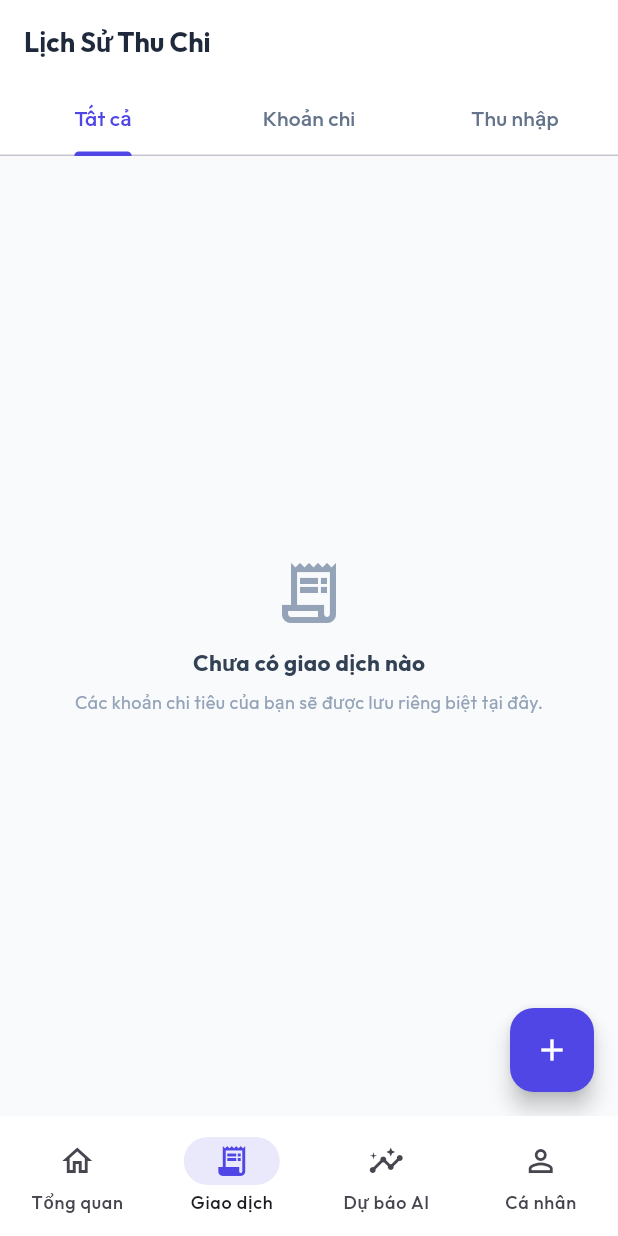
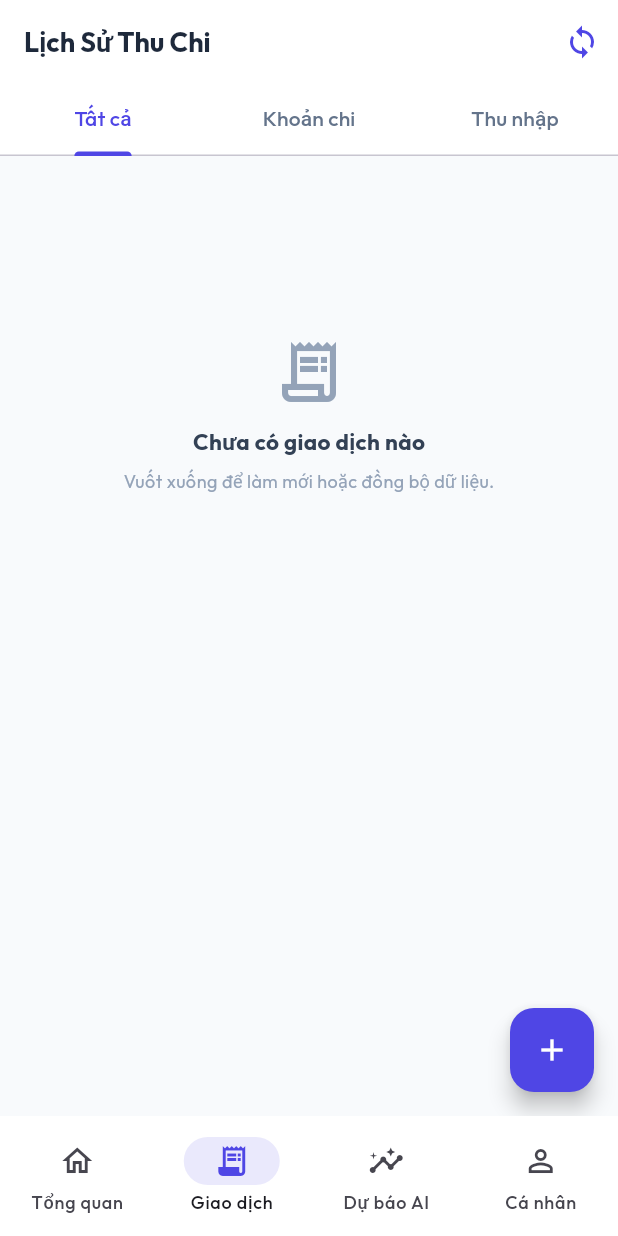
Before and after one commit to vietdo9/DACN2-AiFinance, a Flutter app: the MainNavigationScreen screen opened directly, after a tap on "Xem tất cả", on a phone screen of 412 x 824 dp. Run offline on Flutter 3.47's test engine with Material 3 defaults, Android fonts, the phone set to English and light mode, and no system bars; our stand-ins replace fl_chart, google_fonts, image_picker, shared_preferences; missing offline and left inert: notification_listener_service; accounts and stored records are empty; network calls fail.

Commit message:
fix: real-time data sync across all screens, resilient HTTP timeouts, and robust category edit

```diff
--- a/finwise_mobile/lib/screens/dashboard_screen.dart
+++ b/finwise_mobile/lib/screens/dashboard_screen.dart
@@ -14,7 +14,7 @@ class DashboardScreen extends StatefulWidget {
   State<DashboardScreen> createState() => _DashboardScreenState();
 }
 
-class _DashboardScreenState extends State<DashboardScreen> {
+class _DashboardScreenState extends State<DashboardScreen> with WidgetsBindingObserver {
   final currencyFormat = NumberFormat.currency(locale: 'vi_VN', symbol: 'đ');
   bool _isLoading = true;
   Map<String, dynamic> _summary = {};
@@ -23,30 +23,49 @@ class _DashboardScreenState extends State<DashboardScreen> {
   @override
   void initState() {
     super.initState();
-    _loadData();
+    WidgetsBinding.instance.addObserver(this);
+    _loadData(showLoading: true);
     NotificationSyncService().checkPermission();
-    NotificationSyncService().lastCapturedMessage.addListener(_onCapturedTransaction);
+    NotificationSyncService().dataRefreshTrigger.addListener(_onAutoRefresh);
+    NotificationSyncService().lastCapturedMessage.addListener(_onAutoRefresh);
   }
 
   @override
   void dispose() {
-    NotificationSyncService().lastCapturedMessage.removeListener(_onCapturedTransaction);
+    WidgetsBinding.instance.removeObserver(this);
+    NotificationSyncService().dataRefreshTrigger.removeListener(_onAutoRefresh);
+    NotificationSyncService().lastCapturedMessage.removeListener(_onAutoRefresh);
     super.dispose();
   }
 
-  void _onCapturedTransaction() {
-    if (mounted) {
-      _loadData();
+  @override
+  void didChangeAppLifecycleState(AppLifecycleState state) {
+    if (state == AppLifecycleState.resumed) {
+      _loadData(showLoading: false);
     }
   }
 
-  Future<void> _loadData() async {
-    setState(() => _isLoading = true);
-    final summary = await ApiService().getSummary();
-    final txs = await ApiService().getTransactions();
+  void _onAutoRefresh() {
+    if (mounted) {
+      _loadData(showLoading: false);
+    }
+  }
+
+  Future<void> _loadData({bool showLoading = false}) async {
+    if (showLoading && _summary.isEmpty) {
+      setState(() => _isLoading = true);
+    }
+    final results = await Future.wait([
+      ApiService().getSummary(),
+      ApiService().getTransactions(),
+    ]);
     if (mounted) {
       setState(() {
-        _summary = summary;
+        final summaryData = results[0] as Map<String, dynamic>;
+        if (summaryData.isNotEmpty) {
+          _summary = summaryData;
+        }
+        final txs = results[1] as List<TransactionModel>;
         _recentTransactions = txs.take(5).toList();
         _isLoading = false;
       });
@@ -93,14 +112,16 @@ class _DashboardScreenState extends State<DashboardScreen> {
         ),
         actions: [
           IconButton(
-            icon: const Icon(Icons.refresh, color: Color(0xFF64748B)),
-            onPressed: _loadData,
+            icon: const Icon(Icons.sync, color: Color(0xFF4F46E5)),
+            tooltip: 'Đồng bộ ngay',
+            onPressed: () => _loadData(showLoading: false),
           ),
         ],
       ),
       body: RefreshIndicator(
-        onRefresh: _loadData,
+        onRefresh: () => _loadData(showLoading: false),
         child: SingleChildScrollView(
+          physics: const AlwaysScrollableScrollPhysics(),
           padding: const EdgeInsets.all(16),
           child: Column(
             crossAxisAlignment: CrossAxisAlignment.start,
@@ -155,7 +176,8 @@ class _DashboardScreenState extends State<DashboardScreen> {
             MaterialPageRoute(builder: (context) => const AddTransactionScreen()),
           );
           if (result == true) {
-            _loadData();
+            NotificationSyncService().dataRefreshTrigger.value++;
+            _loadData(showLoading: false);
           }
         },
       ),
--- a/finwise_mobile/lib/screens/transactions_screen.dart
+++ b/finwise_mobile/lib/screens/transactions_screen.dart
@@ -3,6 +3,7 @@ import 'package:intl/intl.dart';
 import '../models/transaction_model.dart';
 import '../models/category_model.dart';
 import '../services/api_service.dart';
+import '../services/notification_sync_service.dart';
 import 'add_transaction_screen.dart';
 
 class TransactionsScreen extends StatefulWidget {
@@ -12,7 +13,8 @@ class TransactionsScreen extends StatefulWidget {
   State<TransactionsScreen> createState() => _TransactionsScreenState();
 }
 
-class _TransactionsScreenState extends State<TransactionsScreen> with SingleTickerProviderStateMixin {
+class _TransactionsScreenState extends State<TransactionsScreen>
+    with SingleTickerProviderStateMixin, WidgetsBindingObserver {
   final currencyFormat = NumberFormat.currency(locale: 'vi_VN', symbol: 'đ');
   late TabController _tabController;
   List<TransactionModel> _allTransactions = [];
@@ -22,12 +24,35 @@ class _TransactionsScreenState extends State<TransactionsScreen> with SingleTick
   @override
   void initState() {
     super.initState();
+    WidgetsBinding.instance.addObserver(this);
     _tabController = TabController(length: 3, vsync: this);
+    NotificationSyncService().dataRefreshTrigger.addListener(_onAutoRefresh);
     _loadData();
   }
 
-  Future<void> _loadData() async {
-    setState(() => _isLoading = true);
+  @override
+  void dispose() {
+    WidgetsBinding.instance.removeObserver(this);
+    NotificationSyncService().dataRefreshTrigger.removeListener(_onAutoRefresh);
+    _tabController.dispose();
+    super.dispose();
+  }
+
+  @override
+  void didChangeAppLifecycleState(AppLifecycleState state) {
+    if (state == AppLifecycleState.resumed) {
+      _loadData(showLoading: false);
+    }
+  }
+
+  void _onAutoRefresh() {
+    if (mounted) {
+      _loadData(showLoading: false);
+    }
+  }
+
+  Future<void> _loadData({bool showLoading = true}) async {
+    if (showLoading) setState(() => _isLoading = true);
     final results = await Future.wait([
       ApiService().getTransactions(),
       ApiService().getCategories(),
@@ -350,14 +375,16 @@ class _TransactionsScreenState extends State<TransactionsScreen> with SingleTick
 
                                 if (confirm == true) {
                                   setModalState(() => isSaving = true);
+                                  final nav = Navigator.of(ctx);
                                   final scaffoldMessenger = ScaffoldMessenger.of(context);
                                   final success = await ApiService().deleteTransaction(tx.id);
+                                  nav.pop();
                                   if (mounted) {
-                                    Navigator.pop(ctx);
                                     if (success) {
                                       scaffoldMessenger.showSnackBar(
                                         const SnackBar(content: Text('Đã xóa giao dịch thành công!')),
                                       );
+                                      NotificationSyncService().dataRefreshTrigger.value++;
                                       _loadData();
                                     }
                                   }
@@ -386,17 +413,22 @@ class _TransactionsScreenState extends State<TransactionsScreen> with SingleTick
                                   }
 
                                   setModalState(() => isSaving = true);
+                                  final nav = Navigator.of(ctx);
                                   final scaffoldMessenger = ScaffoldMessenger.of(context);
+
+                                  const knownExpenseCodes = {
+                                    'AN_UONG', 'DI_LAI', 'MUA_SAM', 'HOA_DON', 'NHA_O',
+                                    'GIAI_TRI', 'SUC_KHOE', 'HOC_TAP', 'TIET_KIEM_DAU_TU'
+                                  };
+                                  const knownIncomeCodes = {'THU_NHAP', 'TIEN_CHUYEN_DEN', 'THU_KHAC'};
 
                                   String finalCatCode = editCategoryCode;
                                   if (editType == 'income') {
-                                    final isIncomeCat = _categories.any((c) => c.code == finalCatCode && c.type == 'income');
-                                    if (!isIncomeCat) {
+                                    if (!knownIncomeCodes.contains(finalCatCode)) {
                                       finalCatCode = 'THU_NHAP';
                                     }
                                   } else {
-                                    final isExpenseCat = _categories.any((c) => c.code == finalCatCode && c.type == 'expense');
-                                    if (!isExpenseCat) {
+                                    if (!knownExpenseCodes.contains(finalCatCode)) {
                                       finalCatCode = 'AN_UONG';
                                     }
                                   }
@@ -410,8 +442,8 @@ class _TransactionsScreenState extends State<TransactionsScreen> with SingleTick
                                     transactionDate: DateFormat('yyyy-MM-dd').format(editDate),
                                   );
 
+                                  nav.pop();
                                   if (mounted) {
-                                    Navigator.pop(ctx);
                                     if (success) {
                                       scaffoldMessenger.showSnackBar(
                                         const SnackBar(
@@ -419,6 +451,7 @@ class _TransactionsScreenState extends State<TransactionsScreen> with SingleTick
                                           content: Text('✨ Đã cập nhật giao dịch & lưu thói quen cá nhân!'),
                                         ),
                                       );
+                                      NotificationSyncService().dataRefreshTrigger.value++;
                                       _loadData();
                                     } else {
                                       scaffoldMessenger.showSnackBar(
@@ -451,6 +484,13 @@ class _TransactionsScreenState extends State<TransactionsScreen> with SingleTick
         title: const Text('Lịch Sử Thu Chi', style: TextStyle(fontWeight: FontWeight.bold, fontSize: 18, color: Color(0xFF1E293B))),
         backgroundColor: Colors.white,
         elevation: 0,
+        actions: [
+          IconButton(
+            icon: const Icon(Icons.sync, color: Color(0xFF4F46E5)),
+            tooltip: 'Đồng bộ ngay',
+            onPressed: () => _loadData(showLoading: false),
+          ),
+        ],
         bottom: TabBar(
           controller: _tabController,
           labelColor: const Color(0xFF4F46E5),
@@ -481,7 +521,10 @@ class _TransactionsScreenState extends State<TransactionsScreen> with SingleTick
             context,
             MaterialPageRoute(builder: (context) => const AddTransactionScreen()),
           );
-          if (res == true) _loadData();
+          if (res == true) {
+            NotificationSyncService().dataRefreshTrigger.value++;
+            _loadData();
+          }
         },
       ),
     );
@@ -489,7 +532,13 @@ class _TransactionsScreenState extends State<TransactionsScreen> with SingleTick
 
   Widget _buildList(List<TransactionModel> items) {
     if (items.isEmpty) {
-      return const Center(
+      return RefreshIndicator(
+        onRefresh: () => _loadData(showLoading: false),
+        child: ListView(
+          physics: const AlwaysScrollableScrollPhysics(),
+          children: const [
+            SizedBox(height: 120),
+            Center(
               child: Column(
                 mainAxisAlignment: MainAxisAlignment.center,
                 children: [
@@ -501,15 +550,21 @@ class _TransactionsScreenState extends State<TransactionsScreen> with SingleTick
                   ),
                   SizedBox(height: 6),
                   Text(
-              'Các khoản chi tiêu của bạn sẽ được lưu riêng biệt tại đây.',
+                    'Vuốt xuống để làm mới hoặc đồng bộ dữ liệu.',
                     style: TextStyle(fontSize: 12, color: Color(0xFF94A3B8)),
+                  ),
+                ],
+              ),
             ),
           ],
         ),
       );
     }
 
-    return ListView.builder(
+    return RefreshIndicator(
+      onRefresh: () => _loadData(showLoading: false),
+      child: ListView.builder(
+        physics: const AlwaysScrollableScrollPhysics(),
         padding: const EdgeInsets.all(16),
         itemCount: items.length,
       itemBuilder: (context, index) {
@@ -589,6 +644,7 @@ class _TransactionsScreenState extends State<TransactionsScreen> with SingleTick
           ),
         );
       },
+    ),
   );
 }
 }
--- a/finwise_mobile/lib/services/api_service.dart
+++ b/finwise_mobile/lib/services/api_service.dart
@@ -203,13 +203,15 @@ class ApiService {
     try {
       final response = await http
           .get(Uri.parse('$baseUrl/api/analytics/summary'), headers: _headers)
-          .timeout(const Duration(seconds: 4));
+          .timeout(const Duration(seconds: 15));
 
       if (response.statusCode == 200) {
         final res = jsonDecode(response.body);
         return res['data'] ?? {};
       }
-    } catch (_) {}
+    } catch (e) {
+      debugPrint('[ApiService] getSummary error: $e');
+    }
 
     // Giá trị ban đầu sạch sẽ cho tài khoản mới (không dùng số liệu giả)
     return {
@@ -225,14 +227,16 @@ class ApiService {
     try {
       final response = await http
           .get(Uri.parse('$baseUrl/api/transactions/categories'))
-          .timeout(const Duration(seconds: 4));
+          .timeout(const Duration(seconds: 15));
 
       if (response.statusCode == 200) {
         final res = jsonDecode(response.body);
         final list = res['data'] as List? ?? [];
         return list.map((e) => CategoryModel.fromJson(e)).toList();
       }
-    } catch (_) {}
+    } catch (e) {
+      debugPrint('[ApiService] getCategories error: $e');
+    }
 
     return [
       CategoryModel(code: 'AN_UONG', name: 'Ăn uống & Cà phê', type: 'expense', icon: 'restaurant', color: const Color(0xFFF59E0B)),
@@ -255,14 +259,16 @@ class ApiService {
     try {
       final response = await http
           .get(Uri.parse('$baseUrl/api/transactions'), headers: _headers)
-          .timeout(const Duration(seconds: 4));
+          .timeout(const Duration(seconds: 15));
 
       if (response.statusCode == 200) {
         final res = jsonDecode(response.body);
         final list = res['data'] as List? ?? [];
         return list.map((e) => TransactionModel.fromJson(e)).toList();
       }
-    } catch (_) {}
+    } catch (e) {
+      debugPrint('[ApiService] getTransactions error: $e');
+    }
 
     return [];
   }
@@ -274,13 +280,15 @@ class ApiService {
         Uri.parse('$baseUrl/api/ai/classify'),
         headers: _headers,
         body: jsonEncode({'text': note}),
-      ).timeout(const Duration(seconds: 5));
+      ).timeout(const Duration(seconds: 15));
 
       if (response.statusCode == 200) {
         final res = jsonDecode(response.body);
         return res['data'];
       }
-    } catch (_) {}
+    } catch (e) {
+      debugPrint('[ApiService] classifyWithAi error: $e');
+    }
     return null;
   }
 
@@ -301,10 +309,11 @@ class ApiService {
           'type': type,
           ...? (categoryCode != null ? {'category_code': categoryCode} : null),
         }),
-      ).timeout(const Duration(seconds: 5));
+      ).timeout(const Duration(seconds: 15));
 
       return response.statusCode == 200 || response.statusCode == 201;
-    } catch (_) {
+    } catch (e) {
+      debugPrint('[ApiService] createTransaction error: $e');
       return false;
     }
   }
@@ -329,10 +338,14 @@ class ApiService {
           ...? (categoryCode != null ? {'category_code': categoryCode} : null),
           ...? (transactionDate != null ? {'transaction_date': transactionDate} : null),
         }),
-      ).timeout(const Duration(seconds: 5));
+      ).timeout(const Duration(seconds: 15));
 
+      if (response.statusCode != 200) {
+        debugPrint('[ApiService] updateTransaction error status ${response.statusCode}: ${response.body}');
+      }
       return response.statusCode == 200;
-    } catch (_) {
+    } catch (e) {
+      debugPrint('[ApiService] updateTransaction exception: $e');
       return false;
     }
   }
@@ -343,10 +356,11 @@ class ApiService {
       final response = await http.delete(
         Uri.parse('$baseUrl/api/transactions/$id'),
         headers: _headers,
-      ).timeout(const Duration(seconds: 5));
+      ).timeout(const Duration(seconds: 15));
 
       return response.statusCode == 200;
-    } catch (_) {
+    } catch (e) {
+      debugPrint('[ApiService] deleteTransaction error: $e');
       return false;
     }
   }
--- a/finwise_mobile/lib/services/notification_sync_service.dart
+++ b/finwise_mobile/lib/services/notification_sync_service.dart
@@ -16,6 +16,7 @@ class NotificationSyncService {
   // Thông báo tới UI khi vừa tự động bắt và lưu thành công một giao dịch
   final ValueNotifier<String?> lastCapturedMessage = ValueNotifier<String?>(null);
   final ValueNotifier<bool> isPermissionEnabled = ValueNotifier<bool>(false);
+  final ValueNotifier<int> dataRefreshTrigger = ValueNotifier<int>(0);
 
   // Danh sách package ứng dụng Ngân hàng & Ví điện tử phổ biến tại Việt Nam
   static const Set<String> _knownBankingPackages = {
@@ -167,6 +168,7 @@ class NotificationSyncService {
 
           debugPrint('[NotificationSyncService] ✅ ĐÃ LƯU THÀNH CÔNG: $msg');
           lastCapturedMessage.value = msg;
+          dataRefreshTrigger.value++;
           onNewTransaction?.call();
         }
       } catch (e, stack) {
```
Also changed, not shown: 2 other files. Lines whose indentation alone changed are shown as unchanged.
